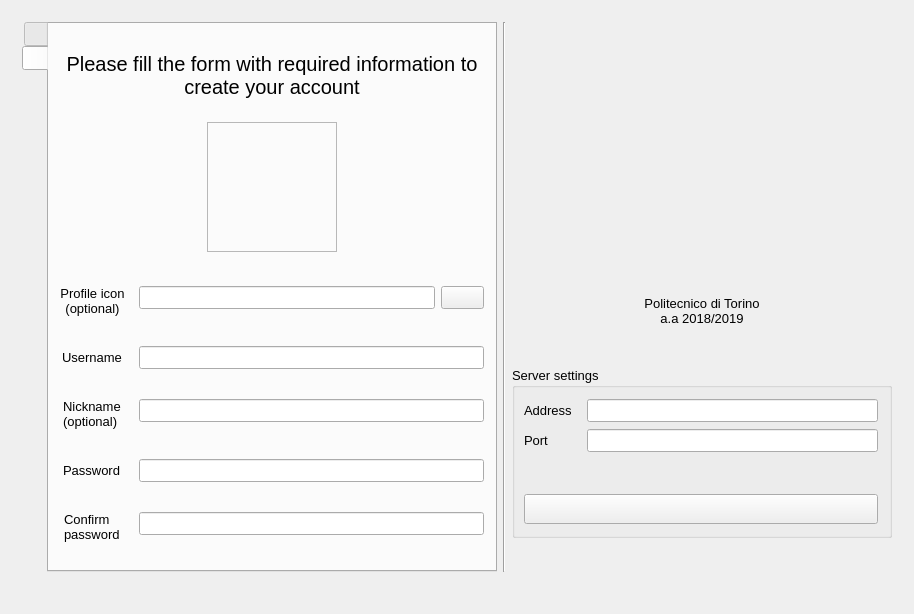
Above: textedit/landingpage.ui from pgallo725/livetext-pds before the change. Below: the same form after it.
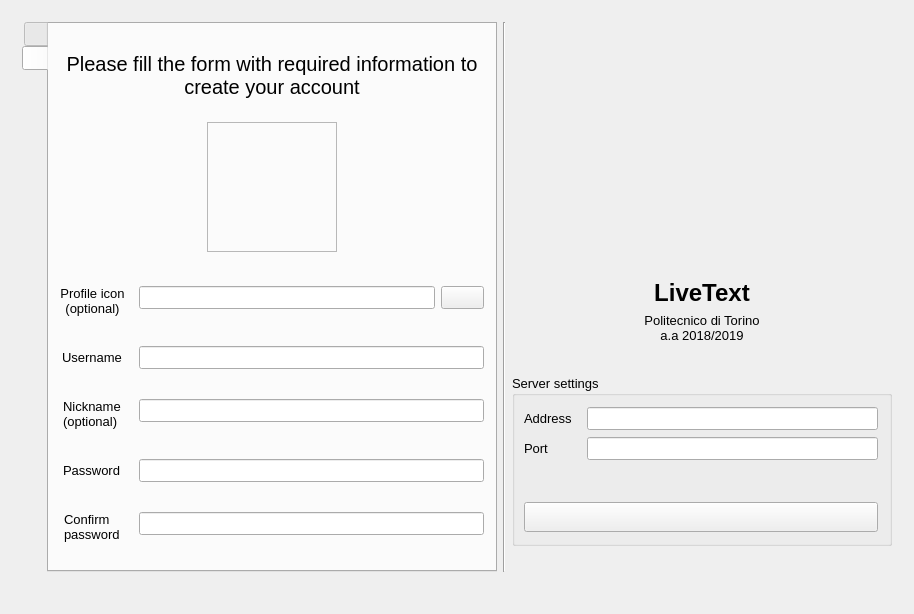
That is the form after the change. The open tabs and pages were chosen to show the change.

Diff of the .ui file:
```diff
--- a/textedit/landingpage.ui
+++ b/textedit/landingpage.ui
@@ -575,8 +575,31 @@
             </property>
            </spacer>
           </item>
+          <item>
+           <widget class="QLabel" name="label_8">
+            <property name="font">
+             <font>
+              <pointsize>18</pointsize>
+              <weight>75</weight>
+              <bold>true</bold>
+             </font>
+            </property>
+            <property name="text">
+             <string>LiveText</string>
+            </property>
+            <property name="alignment">
+             <set>Qt::AlignCenter</set>
+            </property>
+           </widget>
+          </item>
           <item>
            <widget class="QLabel" name="label_7">
+            <property name="font">
+             <font>
+              <weight>50</weight>
+              <bold>false</bold>
+             </font>
+            </property>
             <property name="text">
              <string>Politecnico di Torino
 a.a 2018/2019</string>
```
Left out of the diff: 2 changed lines with no effect on the pictures.
